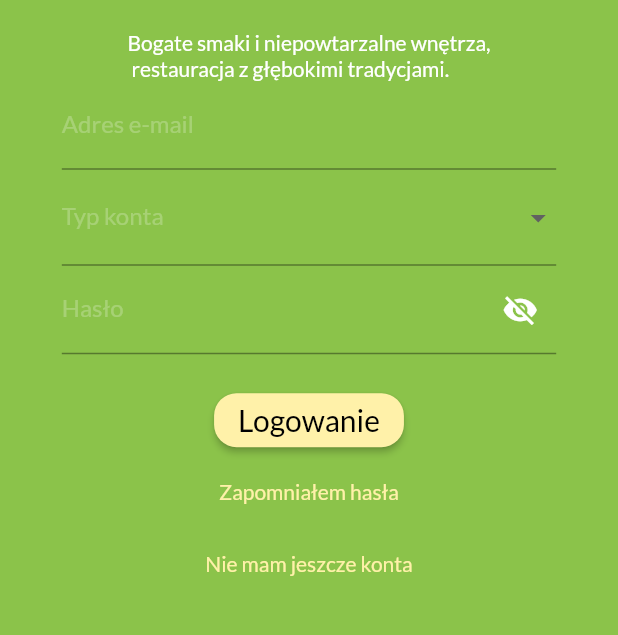
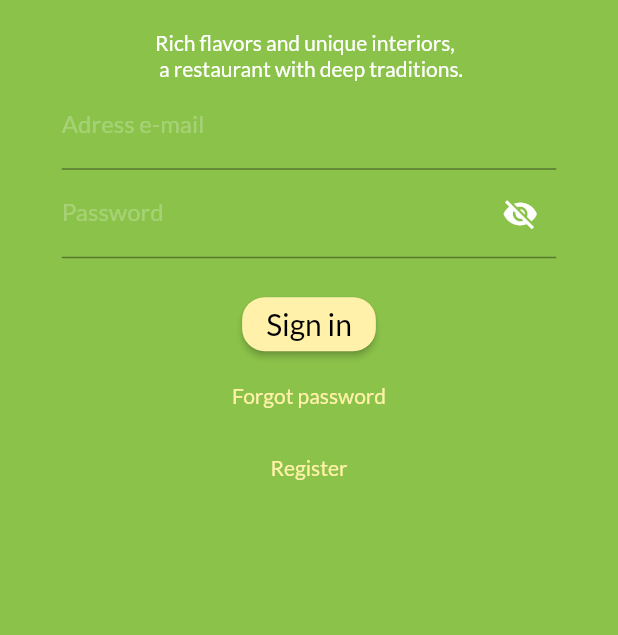
Before and after one commit to knapp95/sopi, a Flutter app: the screen it shows after launch, on a phone screen of 412 x 824 dp, the part 556-1191 px from its top. Run offline on Flutter 3.47's test engine with Material 2 defaults, Android fonts, the phone set to English and light mode, and no system bars; our stand-ins replace firebase_core, firebase_database, flutter_form_builder, font_awesome_flutter, shared_preferences; accounts and stored records are empty.

```diff
--- a/lib/factory/field_builder_factory.dart
+++ b/lib/factory/field_builder_factory.dart
@@ -27,6 +27,7 @@ class FieldBuilderFactory {
     return !isVisible
         ? Container()
         : FormBuilderTextField(
+            name: fieldName,
             controller: controller,
             style: TextStyle(
               color: Colors.white,
@@ -48,10 +49,12 @@ class FieldBuilderFactory {
     bool isVisible = true,
     String labelText,
     List<GenericItemModel> items,
+    Function onChanged,
   }) {
     return !isVisible
         ? Container()
         : FormBuilderDropdown(
+            name: labelText,
             decoration: InputDecoration(
               labelText: labelText,
               labelStyle: TextStyle(
@@ -62,11 +65,13 @@ class FieldBuilderFactory {
                 .map((GenericItemModel item) => DropdownMenuItem(
                       child: Text(
                         item.name,
-                        style: TextStyle(color: Colors.red),
+                        style: TextStyle(color: Colors.white),
                       ),
                       value: item.id,
                     ))
                 .toList(),
+            dropdownColor: Colors.lightGreen,
+            onChanged: onChanged,
           );
   }
 }
--- a/lib/main.dart
+++ b/lib/main.dart
@@ -1,14 +1,19 @@
 import 'package:flutter/material.dart';
 import 'package:provider/provider.dart';
-import 'package:sopi/providers/Auth.dart';
+import 'package:sopi/services/auth_service.dart';
 import 'package:sopi/screens/add_item.dart';
 import 'package:sopi/screens/authorization/authorization_screen.dart';
 import 'package:sopi/screens/client_screen.dart';
 import 'package:sopi/widgets/dialogs/loading_data_in_progress.dart';
+import 'package:firebase_core/firebase_core.dart';
 
-void main() => runApp(MyApp());
+Future<void> main() async {
+  runApp(MyApp());
+}
 
 class MyApp extends StatelessWidget {
+  final Future<FirebaseApp> _fbApp = Firebase.initializeApp();
+
   @override
   Widget build(BuildContext context) {
     return MultiProvider(
@@ -25,7 +30,12 @@ class MyApp extends StatelessWidget {
             primaryColor: Colors.lightGreen,
             accentColor: Color.fromRGBO(255, 241, 169, 1),
           ),
-          home: auth.isAuth
+          home: FutureBuilder(
+            future: _fbApp,
+            builder: (ctx, snapshot) =>
+                snapshot.connectionState == ConnectionState.waiting
+                    ? LoadingDataInProgress()
+                    : auth.isAuth
                         ? ClientScreen()
                         : FutureBuilder(
                             future: auth.tryAutoLogin(),
@@ -35,6 +45,7 @@ class MyApp extends StatelessWidget {
                                     ? LoadingDataInProgress()
                                     : AuthorizationScreen(),
                           ),
+          ),
           routes: {
             AddItem.routeName: (ctx) => AddItem(),
           },
--- /dev/null
+++ b/lib/models/user/user_model.dart
@@ -0,0 +1,19 @@
+import 'package:firebase_database/firebase_database.dart';
+class UserModel {
+  String uid;
+  String typeAccount;
+
+
+  static void test() {
+    //FirebaseDatabase.instance.('users').document().setData({ 'userid':
+    print('test1');
+    final FirebaseDatabase database = FirebaseDatabase.instance;
+    print('test1');
+    database.reference().child('messages').set('test');
+    print('test2');
+    database.reference().child('counter').once().then((DataSnapshot snapshot) {
+    print('Connected to second database and read ${snapshot.value}');
+    });
+  }
+
+}
--- a/lib/screens/authorization/authorization_screen.dart
+++ b/lib/screens/authorization/authorization_screen.dart
@@ -1,7 +1,9 @@
+import 'package:firebase_database/firebase_database.dart';
 import 'package:flutter/material.dart';
 import 'package:provider/provider.dart';
 import 'package:sopi/models/generic/generic_item_model.dart';
-import 'package:sopi/providers/Auth.dart';
+import 'package:sopi/models/user/user_model.dart';
+import 'package:sopi/services/auth_service.dart';
 import 'package:sopi/widgets/dialogs/info_dialog.dart';
 import 'package:sopi/factory/field_builder_factory.dart';
 
@@ -25,9 +27,10 @@ class _AuthorizationScreenState extends State<AuthorizationScreen> {
   AuthMode _authMode = AuthMode.singIn;
 
   TextEditingController _emailController = TextEditingController();
+
   TextEditingController _passwordController = TextEditingController();
   TextEditingController _confirmPasswordController = TextEditingController();
-
+  String _typeAccount = 'client';
   bool _passwordVisible = false;
 
   void _submit() async {
@@ -52,6 +55,14 @@ class _AuthorizationScreenState extends State<AuthorizationScreen> {
               _emailController.text,
               _passwordController.text,
             );
+
+            if (auth.isAuth) {
+              print(auth.userId);
+               DatabaseReference _dbReference = FirebaseDatabase.instance.reference().child('test');
+//               _dbReference.set('testowa wartość -- ${auth.userId}');
+
+            }
+
           }
           break;
         case AuthMode.resetPassword:
@@ -66,8 +77,7 @@ class _AuthorizationScreenState extends State<AuthorizationScreen> {
       showDialog(
         context: context,
         builder: (ctx) => InfoDialog(
-            title: 'Error',
-            content: 'The data you\'ve entered is incorrect.'),
+            title: 'Error', content: 'The data you\'ve entered is incorrect.'),
       );
     }
   }
@@ -76,7 +86,13 @@ class _AuthorizationScreenState extends State<AuthorizationScreen> {
     return _authMode == AuthMode.singIn;
   }
 
+  void _onChangeTypeAccount(value) {
+    _typeAccount = value;
+  }
+
   void _switchAuthMode({AuthMode resetPassword}) {
+    UserModel.test();
+
     if (resetPassword != null) {
       setState(() {
         _authMode = AuthMode.resetPassword;
@@ -99,17 +115,17 @@ class _AuthorizationScreenState extends State<AuthorizationScreen> {
     switch (_authMode) {
       case AuthMode.singIn:
         {
-          name = 'Logowanie';
+          name = 'Sign in';
         }
         break;
       case AuthMode.singUp:
         {
-          name = 'Rejestracja';
+          name = 'Registration';
         }
         break;
       case AuthMode.resetPassword:
         {
-          name = 'Przypomnij hasło';
+          name = 'Forget password';
         }
         break;
     }
@@ -145,29 +161,30 @@ class _AuthorizationScreenState extends State<AuthorizationScreen> {
                 ),
                 SizedBox(height: 20),
                 Text(
-                  'Bogate smaki i niepowtarzalne wnętrza,\n restauracja z głębokimi tradycjami.',
+                  'Rich flavors and unique interiors, \n a restaurant with deep traditions.',
                   style: TextStyle(color: Colors.white),
                 ),
                 _formFactory.buildTextField(
                   controller: _emailController,
-                  labelText: 'Adres e-mail',
+                  labelText: 'Adress e-mail',
                 ),
-                _formFactory.buildDropdownField(
-                  isVisible: _authMode != AuthMode.singUp,
-                  labelText: 'Typ konta',
-                  items: accountTypes,
-                ),
+                if (_authMode == AuthMode.singUp)
+                  _formFactory.buildDropdownField(
+                    labelText: 'Type account',
+                    items: accountTypes,
+                    onChanged: _onChangeTypeAccount,
+                  ),
                 _formFactory.buildTextField(
                   isVisible: _authMode != AuthMode.resetPassword,
                   controller: _passwordController,
-                  labelText: 'Hasło',
+                  labelText: 'Password',
                   suffixIcon: _buildSuffixIconPassword(),
                   obscureText: !_passwordVisible,
                 ),
                 _formFactory.buildTextField(
                   isVisible: _authMode == AuthMode.singUp,
                   controller: _confirmPasswordController,
-                  labelText: 'Powtórz hasło',
+                  labelText: 'Repeat password',
                   suffixIcon: _buildSuffixIconPassword(),
                   obscureText: !_passwordVisible,
                 ),
@@ -189,7 +206,7 @@ class _AuthorizationScreenState extends State<AuthorizationScreen> {
                     onPressed: () =>
                         _switchAuthMode(resetPassword: AuthMode.resetPassword),
                     child: Text(
-                      'Zapomniałem hasła',
+                      'Forgot password',
                       style: TextStyle(
                         color: Theme.of(context).accentColor,
                       ),
@@ -198,7 +215,7 @@ class _AuthorizationScreenState extends State<AuthorizationScreen> {
                 FlatButton(
                   onPressed: _switchAuthMode,
                   child: Text(
-                    _isSingInShow ? 'Nie mam jeszcze konta' : 'Logowanie',
+                    _isSingInShow ? 'Register' : 'Log in',
                     style: TextStyle(
                       color: Theme.of(context).accentColor,
                     ),
--- a/lib/providers/Auth.dart
+++ b/lib/services/auth_service.dart
@@ -3,7 +3,6 @@ import 'dart:async';
 import 'package:flutter/widgets.dart';
 import 'package:http/http.dart' as http;
 import 'package:shared_preferences/shared_preferences.dart';
-import 'package:firebase_database/firebase_database.dart';
 
 class Auth with ChangeNotifier {
   String _token;
```
Also changed, not shown: 3 other files. Lines whose indentation alone changed are shown as unchanged.
